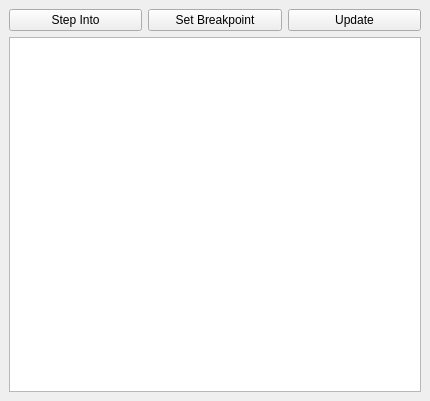
Old version of the form src/gekko_qt/src/disasm.ui in the repository shonumi/gekko-gc-emu.
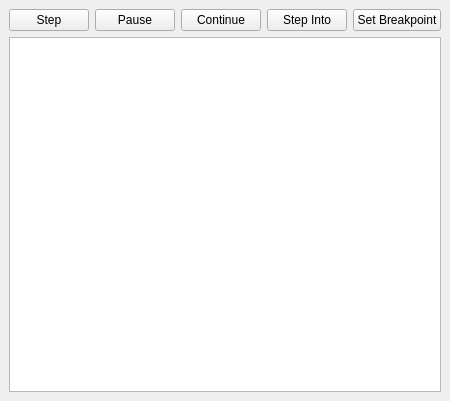
New version of the form.

```diff
--- a/src/gekko_qt/src/disasm.ui
+++ b/src/gekko_qt/src/disasm.ui
@@ -17,6 +17,27 @@
    <layout class="QVBoxLayout" name="verticalLayout">
     <item>
      <layout class="QHBoxLayout" name="horizontalLayout">
+      <item>
+       <widget class="QPushButton" name="button_step">
+        <property name="text">
+         <string>Step</string>
+        </property>
+       </widget>
+      </item>
+      <item>
+       <widget class="QPushButton" name="button_pause">
+        <property name="text">
+         <string>Pause</string>
+        </property>
+       </widget>
+      </item>
+      <item>
+       <widget class="QPushButton" name="button_continue">
+        <property name="text">
+         <string>Continue</string>
+        </property>
+       </widget>
+      </item>
       <item>
        <widget class="QPushButton" name="pushButton">
         <property name="text">
@@ -31,13 +52,6 @@
         </property>
        </widget>
       </item>
-      <item>
-       <widget class="QPushButton" name="pushButton_2">
-        <property name="text">
-         <string>Update</string>
-        </property>
-       </widget>
-      </item>
      </layout>
     </item>
     <item>
```
